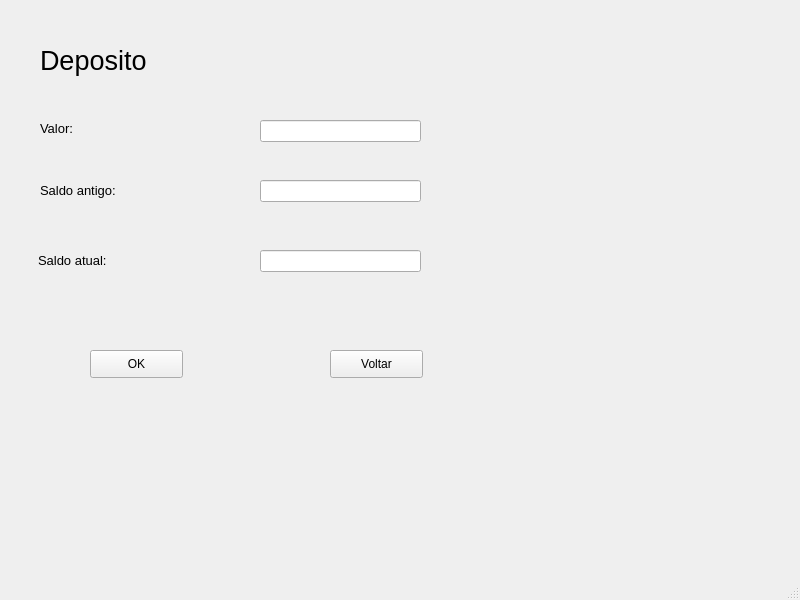
Bryan-martins/Banco, file Front-End/Tela_Deposito.ui: the form before one commit.
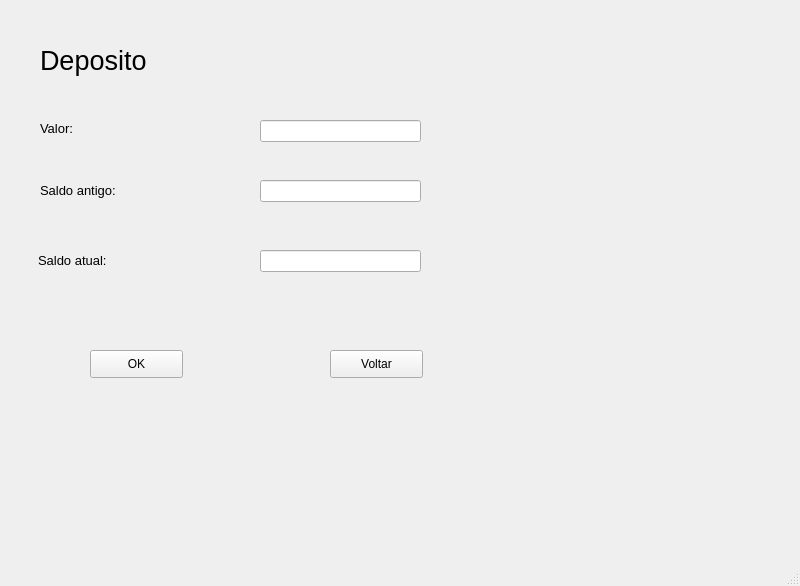
The form after the commit.

```diff
--- a/Front-End/Tela_Deposito.ui
+++ b/Front-End/Tela_Deposito.ui
@@ -7,7 +7,7 @@
     <x>0</x>
     <y>0</y>
     <width>800</width>
-    <height>600</height>
+    <height>586</height>
    </rect>
   </property>
   <property name="windowTitle">
```
